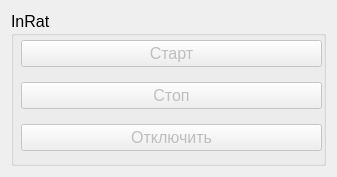
This is resources/frm_online_device.ui in mcsltd/mcs-inRat-monitor as Qt 5 draws it before an edit. The edited form follows.
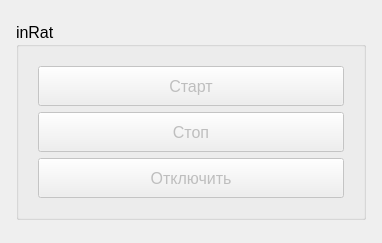
This is the edited form.

Commit message: update ui for control panel device

What changed in the file:
```diff
--- a/resources/frm_online_device.ui
+++ b/resources/frm_online_device.ui
@@ -6,79 +6,152 @@
    <rect>
     <x>0</x>
     <y>0</y>
-    <width>337</width>
-    <height>177</height>
+    <width>380</width>
+    <height>243</height>
    </rect>
   </property>
-  <property name="sizePolicy">
-   <sizepolicy hsizetype="Preferred" vsizetype="Preferred">
-    <horstretch>0</horstretch>
-    <verstretch>0</verstretch>
-   </sizepolicy>
-  </property>
   <property name="windowTitle">
    <string>Frame</string>
   </property>
+  <layout class="QGridLayout" name="gridLayout_3">
+   <item row="0" column="0">
   <layout class="QGridLayout" name="gridLayout">
+     <property name="leftMargin">
+      <number>5</number>
+     </property>
+     <property name="topMargin">
+      <number>5</number>
+     </property>
+     <property name="rightMargin">
+      <number>5</number>
+     </property>
+     <property name="bottomMargin">
+      <number>5</number>
+     </property>
    <item row="0" column="0">
     <widget class="QGroupBox" name="groupBox">
      <property name="sizePolicy">
-      <sizepolicy hsizetype="Preferred" vsizetype="Expanding">
+        <sizepolicy hsizetype="Fixed" vsizetype="Fixed">
        <horstretch>0</horstretch>
        <verstretch>0</verstretch>
       </sizepolicy>
      </property>
+       <property name="minimumSize">
+        <size>
+         <width>350</width>
+         <height>180</height>
+        </size>
+       </property>
      <property name="font">
       <font>
        <pointsize>12</pointsize>
       </font>
      </property>
      <property name="title">
-      <string>InRat</string>
-     </property>
-     <widget class="QWidget" name="verticalLayoutWidget">
-      <property name="geometry">
-       <rect>
-        <x>10</x>
-        <y>20</y>
-        <width>301</width>
-        <height>131</height>
-       </rect>
-      </property>
-      <layout class="QVBoxLayout" name="verticalLayout">
-       <item>
+        <string>inRat</string>
+       </property>
+       <layout class="QGridLayout" name="gridLayout_2">
+        <item row="0" column="0">
+         <layout class="QGridLayout" name="gridLayout_4">
+          <property name="leftMargin">
+           <number>10</number>
+          </property>
+          <property name="topMargin">
+           <number>10</number>
+          </property>
+          <property name="rightMargin">
+           <number>10</number>
+          </property>
+          <property name="bottomMargin">
+           <number>10</number>
+          </property>
+          <item row="0" column="0">
         <widget class="QPushButton" name="pushButtonStart">
          <property name="enabled">
           <bool>false</bool>
          </property>
+            <property name="sizePolicy">
+             <sizepolicy hsizetype="Expanding" vsizetype="Fixed">
+              <horstretch>0</horstretch>
+              <verstretch>0</verstretch>
+             </sizepolicy>
+            </property>
+            <property name="minimumSize">
+             <size>
+              <width>0</width>
+              <height>40</height>
+             </size>
+            </property>
+            <property name="font">
+             <font>
+              <pointsize>12</pointsize>
+             </font>
+            </property>
          <property name="text">
           <string>Старт</string>
          </property>
         </widget>
        </item>
-       <item>
+          <item row="1" column="0">
         <widget class="QPushButton" name="pushButtonStop">
          <property name="enabled">
           <bool>false</bool>
          </property>
+            <property name="sizePolicy">
+             <sizepolicy hsizetype="Expanding" vsizetype="Fixed">
+              <horstretch>0</horstretch>
+              <verstretch>0</verstretch>
+             </sizepolicy>
+            </property>
+            <property name="minimumSize">
+             <size>
+              <width>0</width>
+              <height>40</height>
+             </size>
+            </property>
+            <property name="font">
+             <font>
+              <pointsize>12</pointsize>
+             </font>
+            </property>
          <property name="text">
           <string>Стоп</string>
          </property>
         </widget>
        </item>
-       <item>
+          <item row="2" column="0">
         <widget class="QPushButton" name="pushButtonDisconnect">
          <property name="enabled">
           <bool>false</bool>
          </property>
+            <property name="sizePolicy">
+             <sizepolicy hsizetype="Expanding" vsizetype="Fixed">
+              <horstretch>0</horstretch>
+              <verstretch>0</verstretch>
+             </sizepolicy>
+            </property>
+            <property name="minimumSize">
+             <size>
+              <width>0</width>
+              <height>40</height>
+             </size>
+            </property>
+            <property name="font">
+             <font>
+              <pointsize>12</pointsize>
+             </font>
+            </property>
          <property name="text">
           <string>Отключить</string>
          </property>
         </widget>
        </item>
       </layout>
-     </widget>
-    </widget>
+        </item>
+       </layout>
+      </widget>
+     </item>
+    </layout>
    </item>
   </layout>
  </widget>
```
Lines whose indentation alone changed are shown as unchanged. The commit also changes 1 other file.
